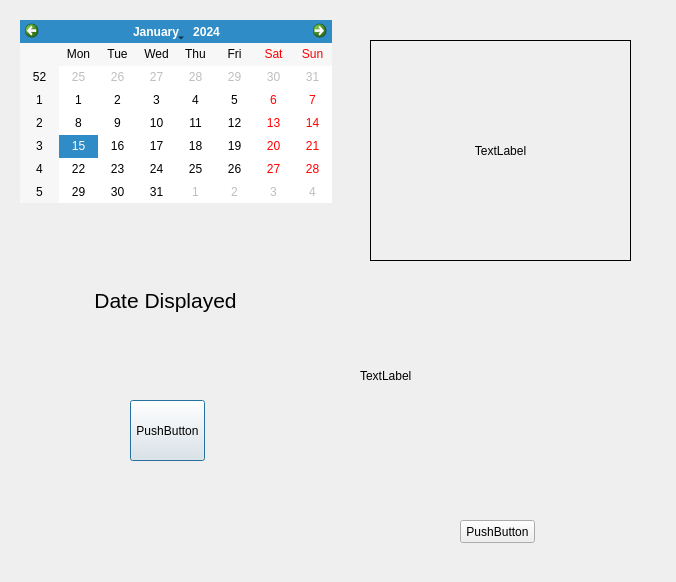
Above: bigBoy/pastVOne.ui from NeverGraceful/DailyLog before the change. Below: the same form after it.
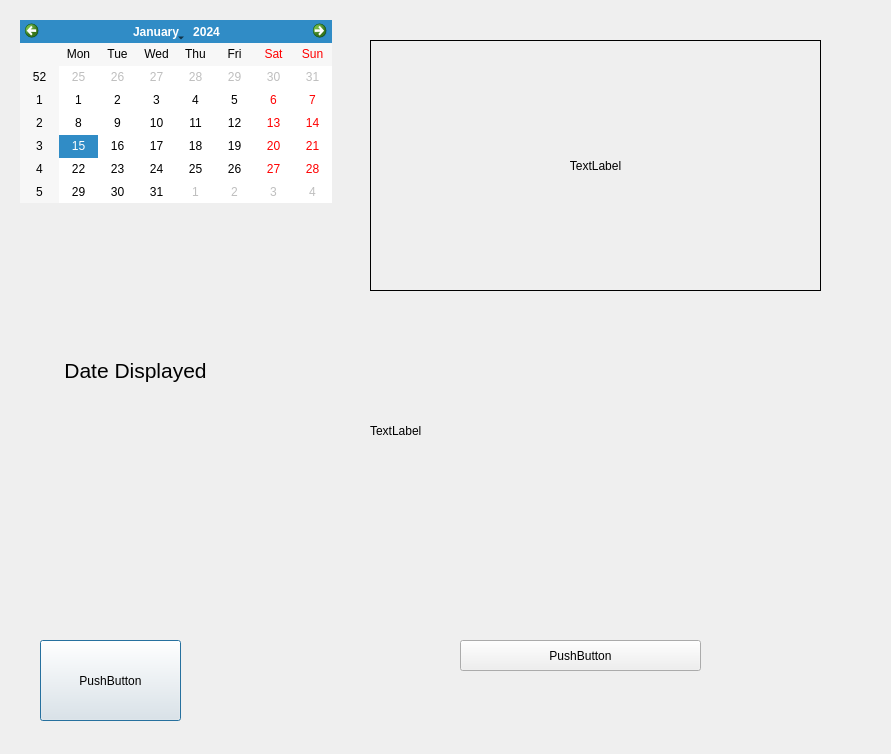
That is the form after the change.

What changed in the file:
```diff
--- a/bigBoy/pastVOne.ui
+++ b/bigBoy/pastVOne.ui
@@ -6,8 +6,8 @@
    <rect>
     <x>0</x>
     <y>0</y>
-    <width>676</width>
-    <height>582</height>
+    <width>891</width>
+    <height>754</height>
    </rect>
   </property>
   <property name="windowTitle">
@@ -26,8 +26,8 @@
   <widget class="QLabel" name="DATE_DISPLAYED">
    <property name="geometry">
     <rect>
-     <x>60</x>
-     <y>250</y>
+     <x>30</x>
+     <y>320</y>
      <width>211</width>
      <height>101</height>
     </rect>
@@ -47,10 +47,10 @@
   <widget class="QPushButton" name="RETURN">
    <property name="geometry">
     <rect>
-     <x>130</x>
-     <y>400</y>
-     <width>75</width>
-     <height>61</height>
+     <x>40</x>
+     <y>640</y>
+     <width>141</width>
+     <height>81</height>
     </rect>
    </property>
    <property name="text">
@@ -62,8 +62,8 @@
     <rect>
      <x>370</x>
      <y>40</y>
-     <width>261</width>
-     <height>221</height>
+     <width>451</width>
+     <height>251</height>
     </rect>
    </property>
    <property name="frameShape">
@@ -80,9 +80,9 @@
    <property name="geometry">
     <rect>
      <x>460</x>
-     <y>520</y>
-     <width>75</width>
-     <height>23</height>
+     <y>640</y>
+     <width>241</width>
+     <height>31</height>
     </rect>
    </property>
    <property name="text">
@@ -92,10 +92,10 @@
   <widget class="QLabel" name="PAST_DRAWING">
    <property name="geometry">
     <rect>
-     <x>360</x>
-     <y>280</y>
-     <width>281</width>
-     <height>191</height>
+     <x>370</x>
+     <y>300</y>
+     <width>451</width>
+     <height>261</height>
     </rect>
    </property>
    <property name="text">
```
